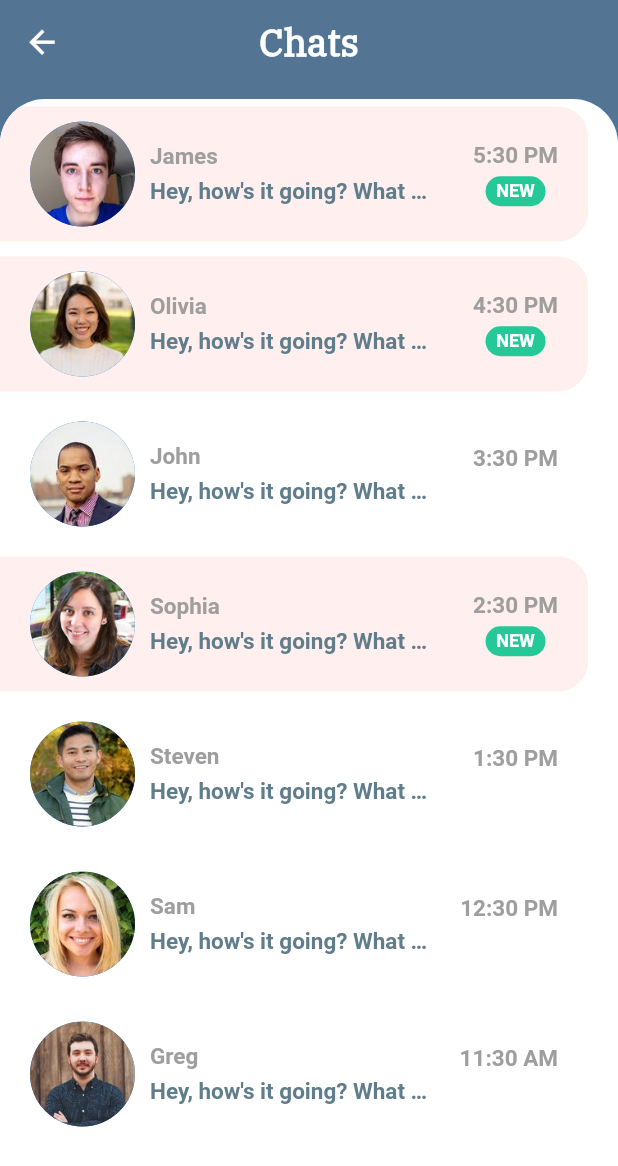
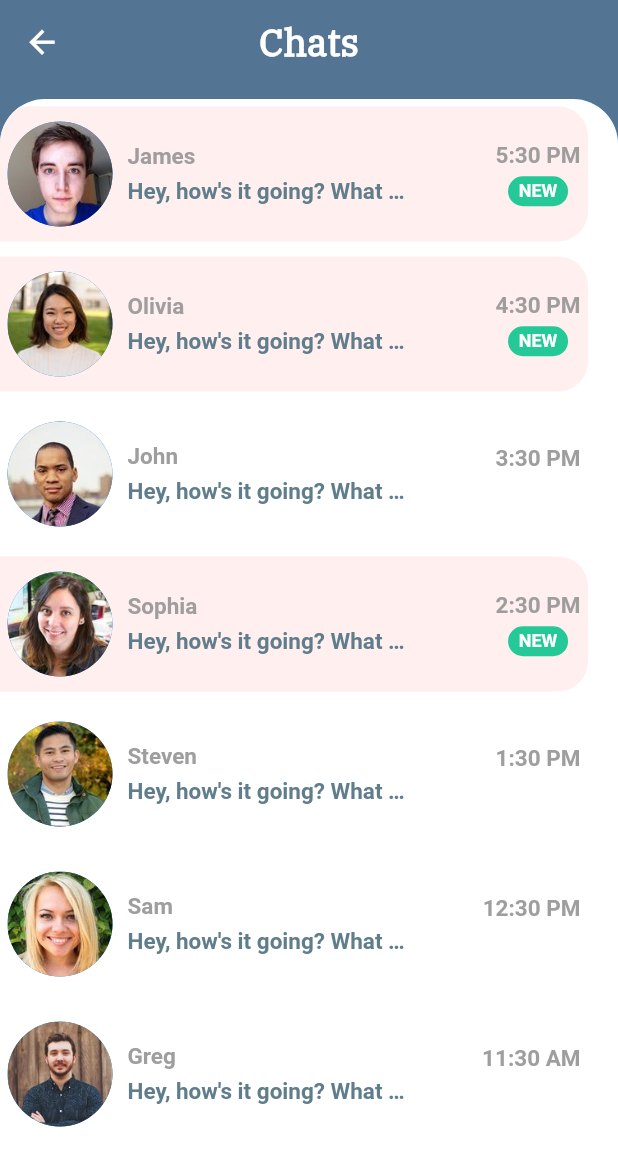
Before and after one commit to Kwakyecodes/Beta_Hustle, a Flutter app: the HomeScreen screen opened directly, on a phone screen of 412 x 824 dp. Shown: the top 1166 px of the screen. Run offline on Flutter 3.47's test engine with Material 2 defaults, Android fonts, the phone set to English and light mode, and no system bars; our stand-ins replace lite_rolling_switch.

Commit message:
added some padding

```diff
--- a/lib/Screens/Both/signup.dart
+++ b/lib/Screens/Both/signup.dart
@@ -179,7 +179,9 @@ class _SignUpPageState extends State<SignUpPage> {
                                                    setState(() {
                                                      passwordObscure1= false;
                                                      iconType1=Icons.visibility_off_outlined;
-                                                   });
+                                                   }
+
+                                                   );
                                                  }
                                                  else if(passwordObscure1==false){
                                                    setState(() {
@@ -198,7 +200,9 @@ class _SignUpPageState extends State<SignUpPage> {
 
                                      obscureText: passwordObscure1,
                                    ),
+
                                  ),
+
                                ],
 
                              ),
--- a/lib/chat_files/widgets/recent_chats.dart
+++ b/lib/chat_files/widgets/recent_chats.dart
@@ -35,9 +35,10 @@ class RecentChats extends StatelessWidget {
                   ),
                 ),
                 child: Container(
+
                   margin: EdgeInsets.only(top: 5.0, bottom: 5.0, right: 20.0),
                   padding:
-                  EdgeInsets.symmetric(horizontal: 20.0, vertical: 10.0),
+                  EdgeInsets.symmetric(horizontal: 5.0, vertical: 10.0),
                   decoration: BoxDecoration(
                     color: chat.unread ? unreadColor : Colors.white,
                     borderRadius: BorderRadius.only(
--- a/lib/main.dart
+++ b/lib/main.dart
@@ -34,7 +34,7 @@ class MyApp extends StatelessWidget {
 
       theme: new ThemeData(scaffoldBackgroundColor: Colors.white),
       debugShowCheckedModeBanner: false,
-      home: HomeScreen(),
+      home: LoginPage(),
 
     );
   }
```
